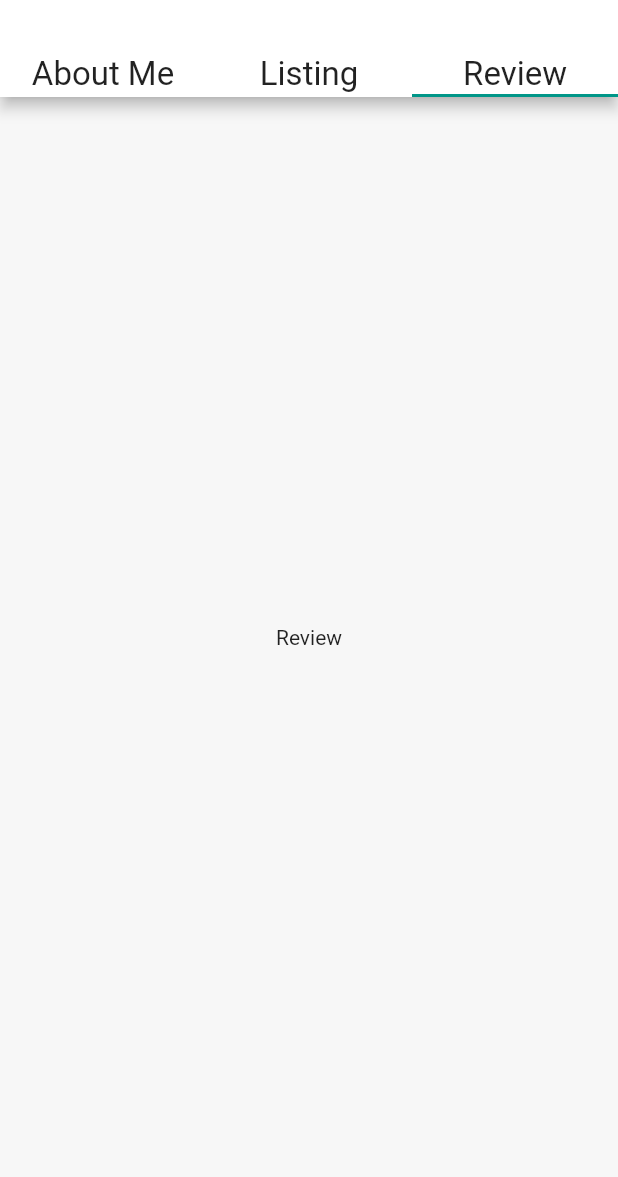
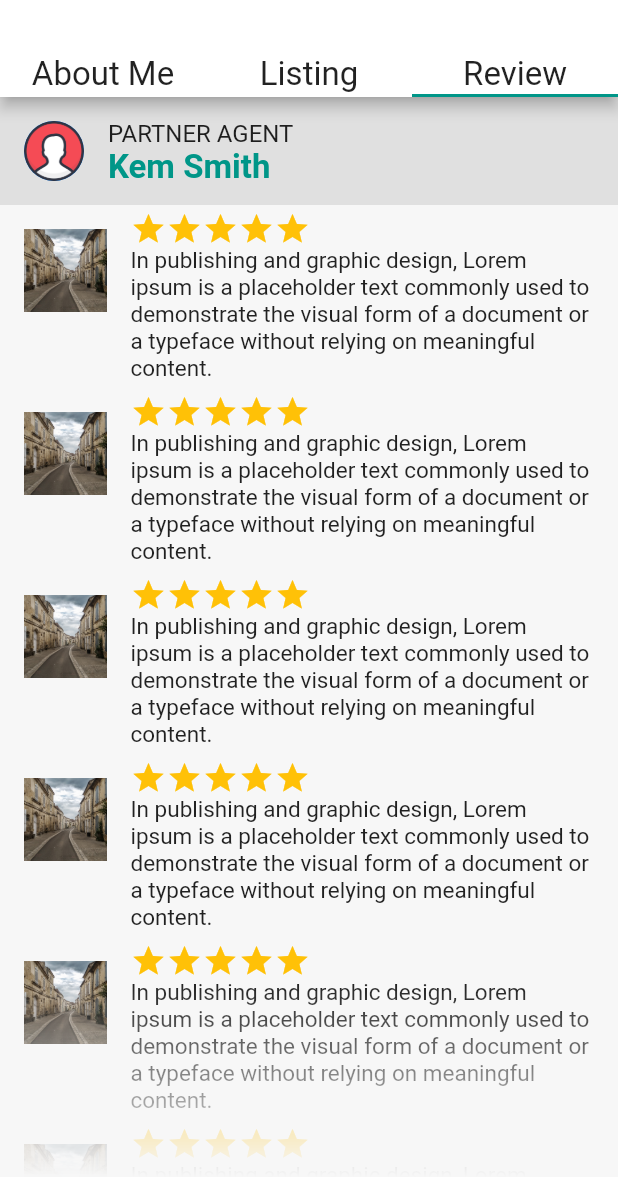
Before and after one commit to syedfaran/apni_jagaah, a Flutter app: the _TempListing screen opened directly, after a tap on "11 Reviews", on a phone screen of 412 x 824 dp, the part 59-1236 px from its top. Run offline on Flutter 3.47's test engine with Material 2 defaults, Android fonts, the phone set to English and light mode, and no system bars; our stand-ins replace bloc, dartz, dropdown_search, flutter_bloc, geolocator, get_it and 6 more.

Commit message:
ui changes

```diff
--- a/lib/presentation/page/home/home.dart
+++ b/lib/presentation/page/home/home.dart
@@ -17,7 +17,7 @@ class HomePage extends StatefulWidget {
 }
 
 class _HomePageState extends State<HomePage> {
-  final ValueNotifier<int> indexNotifier = ValueNotifier(1);
+  final ValueNotifier<int> indexNotifier = ValueNotifier(0);
 
 
   @override
--- a/lib/presentation/page/home/trusted/about_me.dart
+++ b/lib/presentation/page/home/trusted/about_me.dart
@@ -49,8 +49,8 @@ class AboutMe extends StatelessWidget {
         ),
         const SimpleText('PARTNER AGENT', textAlign: TextAlign.center),
         const SimpleText('Kem Smith', textAlign: TextAlign.center),
-        Wrap(
-          alignment: WrapAlignment.center,
+        Row(
+          mainAxisAlignment: MainAxisAlignment.center,
           children: [
             const SimpleText('5.0'),
             const Icon(Icons.star, color: Colors.amber),
@@ -102,9 +102,9 @@ class _ListTile extends StatelessWidget {
 
   @override
   Widget build(BuildContext context) {
-    return ListTile(
+    return ListTile(contentPadding: EdgeInsets.zero,
       title: SimpleText(title, enumText: EnumText.bold),
-      subtitle: SimpleText(subtitle),
+      subtitle: SimpleText(subtitle,fontSize: 16),
     );
   }
 }
--- a/lib/presentation/page/home/trusted/review.dart
+++ b/lib/presentation/page/home/trusted/review.dart
@@ -1,13 +1,60 @@
+import 'dart:math';
+
+import 'package:apni_jagaah/constant/image_string.dart';
+import 'package:apni_jagaah/presentation/theme/app_color.dart';
+import 'package:apni_jagaah/presentation/widgets/simple_text.dart';
 import 'package:flutter/material.dart';
-
 
 class Review extends StatelessWidget {
   const Review({Key? key}) : super(key: key);
 
   @override
   Widget build(BuildContext context) {
-    return const Center(
-      child: Text('Review'),
+    return Column(
+      children: [
+        ListTile(
+          leading: const CircleAvatar(
+              backgroundImage: AssetImage('assets/avatar.png')),
+          title: const SimpleText('PARTNER AGENT', fontSize: 16),
+          subtitle: const SimpleText('Kem Smith',
+              color: AppColor.mainColor, fontSize: 22, enumText: EnumText.bold),
+          tileColor: Colors.grey[300],
+        ),
+        Expanded(
+            child: ShaderMask(
+              blendMode: BlendMode.dstIn,
+          shaderCallback: (rect) => const LinearGradient(
+            begin: Alignment.topCenter,
+            end: Alignment.bottomCenter,
+            stops: [0.8,1],
+            colors: [Colors.black, Colors.transparent],
+          ).createShader(Rect.fromLTRB(0, 0, rect.width, rect.height)),
+          child: ListView.builder(
+              itemCount: 10,
+              itemBuilder: (context, index) => ListTile(
+                    leading: const SizedBox(
+                        width: 55,
+                        height: 55,
+                        child: Image(
+                          image: ImageString.place,
+                          fit: BoxFit.cover,
+                        )),
+                    title: Row(
+                      children:  [
+                        Random().nextBool()?Icon(Icons.star, color: Colors.amber):SizedBox(),
+                        Random().nextBool()?Icon(Icons.star, color: Colors.amber):SizedBox(),
+                        Random().nextBool()?Icon(Icons.star, color: Colors.amber):SizedBox(),
+                        Random().nextBool()?Icon(Icons.star, color: Colors.amber):SizedBox(),
+                        Random().nextBool()?Icon(Icons.star, color: Colors.amber):SizedBox(),
+                      ],
+                    ),
+                    subtitle: SimpleText(
+                      'In publishing and graphic design, Lorem ipsum is a placeholder text commonly used to demonstrate the visual form of a document or a typeface without relying on meaningful content.',
+                      fontSize: 15,
+                    ),
+                  )),
+        )),
+      ],
     );
   }
 }
--- a/lib/presentation/page/home/trusted/trusted_page.dart
+++ b/lib/presentation/page/home/trusted/trusted_page.dart
@@ -58,7 +58,7 @@ class _TempListingState extends State<_TempListing> with SingleTickerProviderSta
   late final TabController tabController;
   @override
   void initState() {
-    tabController = TabController(length: 3, vsync: this);
+    tabController = TabController(length: 3, vsync: this,initialIndex: 0);
     super.initState();
   }
 
--- a/lib/route_generator.dart
+++ b/lib/route_generator.dart
@@ -23,7 +23,7 @@ class RouteGenerator {
     switch (settings.name) {
       case RouteString.initialPage:
         return MaterialPageRoute(builder: (_) => const SplashPage());
-        return MaterialPageRoute(builder: (_) => const Profile());
+        //return MaterialPageRoute(builder: (_) => const HomePage());
       case RouteString.homePage:
         return MaterialPageRoute(builder: (_) => const HomePage());
       case RouteString.detailPage:
```
Also changed, not shown: lib/presentation/page/home/trusted/listing_map.dart (+78 -62 lines).
